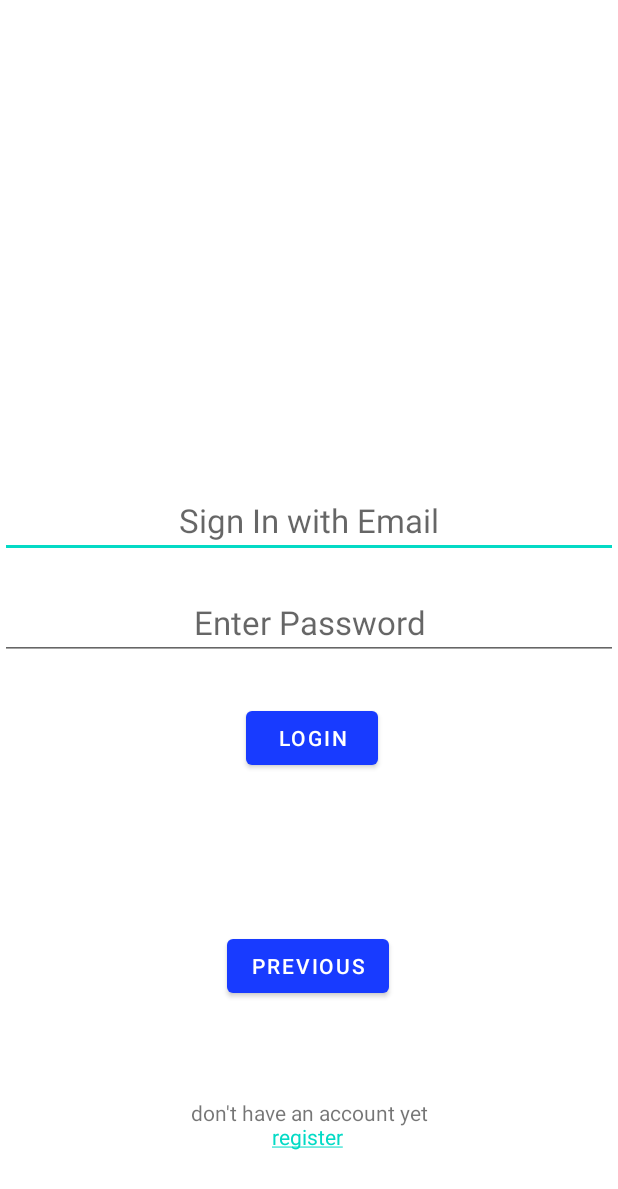
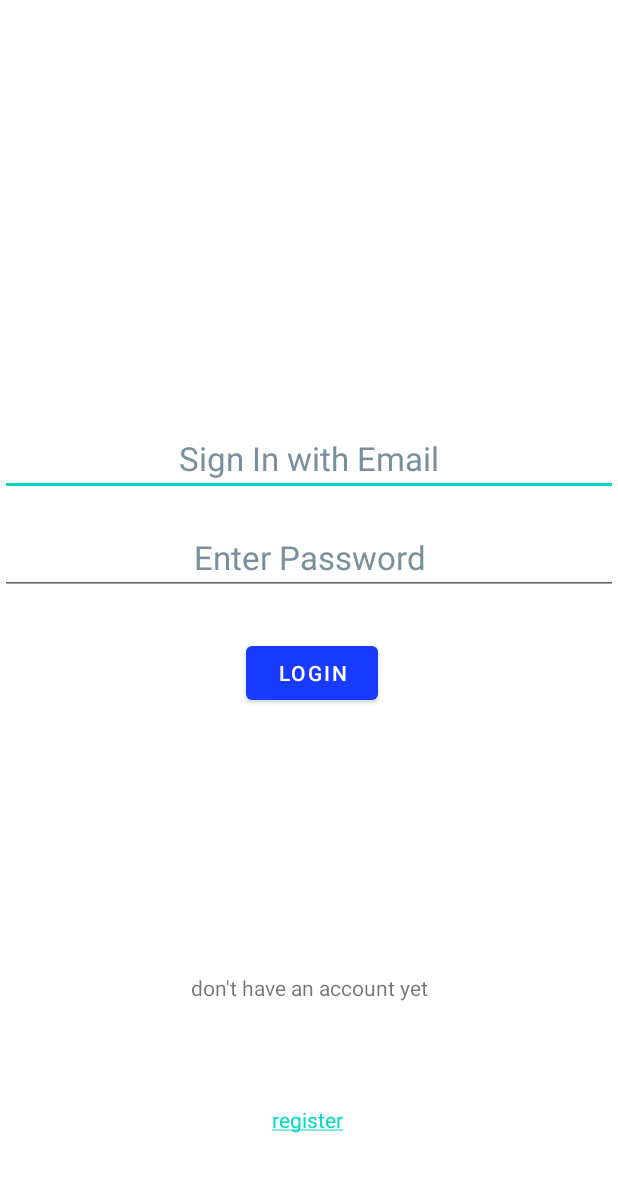
Before and after one commit to nielsver/practice-enterprise, an Android app: the layout fragment_second.xml on its own in the app's theme, with its tools: preview values and no code run, on a phone screen of 412 x 824 dp. Shown: the top 1189 px of the screen. Run offline under Robolectric (Android 15) with nearby library versions, the phone set to English and light mode, and no system bars.

Commit message:
del previous + fix colors

```diff
--- a/android studio/app/src/main/AndroidManifest.xml
+++ b/android studio/app/src/main/AndroidManifest.xml
@@ -12,7 +12,6 @@
         <activity
             android:name=".MainActivity"
             android:exported="true"
-            android:label="@string/app_name"
             android:theme="@style/Theme.MyApplication.NoActionBar">
             <intent-filter>
                 <action android:name="android.intent.action.MAIN" />
--- a/android studio/app/src/main/res/layout/fragment_second.xml
+++ b/android studio/app/src/main/res/layout/fragment_second.xml
@@ -11,76 +11,69 @@
         android:id="@+id/etemail"
         android:layout_width="match_parent"
         android:layout_height="wrap_content"
-        android:layout_marginBottom="248dp"
+        android:layout_marginBottom="16dp"
+        android:autofillHints="emailAddress"
         android:gravity="center"
         android:hint="@string/signin"
         android:inputType="textEmailAddress"
+
+        android:textColor="@color/white"
+        android:textColorHint="#78909C"
         android:textSize="22sp"
-        app:layout_constraintBottom_toTopOf="@id/button_second"
-        android:textColor="@color/white"
-
-        tools:layout_editor_absoluteX="-16dp"
-        android:autofillHints="emailAddress" />
-
+        app:layout_constraintBottom_toTopOf="@+id/text_input_password_toggle"
+        app:layout_constraintEnd_toEndOf="parent"
+        app:layout_constraintStart_toStartOf="parent" />
 
     <EditText
         android:id="@+id/text_input_password_toggle"
         android:layout_width="match_parent"
         android:layout_height="wrap_content"
-        android:layout_marginBottom="180dp"
+        android:layout_marginBottom="340dp"
         android:autofillHints="password"
         android:gravity="center"
         android:hint="@string/password"
         android:inputType="textPassword"
-        android:textSize="22sp"
         android:textColor="@color/white"
 
-        app:layout_constraintBottom_toTopOf="@id/button_second"
-        tools:layout_editor_absoluteX="31dp"
-
-        />
+        android:textColorHint="#78909C"
+        android:textSize="22sp"
+        app:layout_constraintBottom_toTopOf="@+id/textView"
+        app:layout_constraintEnd_toEndOf="parent"
+        app:layout_constraintHorizontal_bias="0.0"
+        app:layout_constraintStart_toStartOf="parent" />
 
     <Button
+        android:id="@+id/button"
         android:layout_width="wrap_content"
         android:layout_height="wrap_content"
         android:layout_marginTop="28dp"
         android:layout_marginEnd="160dp"
         android:text="@string/Login"
+
         app:flow_horizontalBias="0.498"
-
         app:layout_constraintEnd_toEndOf="parent"
         app:layout_constraintTop_toBottomOf="@id/text_input_password_toggle" />
-
-    <Button
-        android:id="@+id/button_second"
-        android:layout_width="wrap_content"
-        android:layout_height="wrap_content"
-        android:layout_marginBottom="156dp"
-        android:text="@string/previous"
-        app:layout_constraintBottom_toBottomOf="parent"
-        app:layout_constraintEnd_toEndOf="parent"
-        app:layout_constraintHorizontal_bias="0.498"
-        app:layout_constraintStart_toStartOf="parent"
-        />
 
     <TextView
         android:layout_width="wrap_content"
         android:layout_height="wrap_content"
-        android:layout_marginTop="64dp"
+        android:layout_marginTop="176dp"
         android:text="@string/account"
         app:layout_constraintEnd_toEndOf="parent"
         app:layout_constraintStart_toStartOf="parent"
-        app:layout_constraintTop_toBottomOf="@id/button_second" />
+        app:layout_constraintTop_toBottomOf="@+id/button" />
 
     <TextView
+        android:id="@+id/textView"
         android:layout_width="wrap_content"
         android:layout_height="wrap_content"
-        android:layout_marginTop="80dp"
+        android:layout_marginBottom="68dp"
         android:autoLink="web"
         android:text="@string/register"
+        android:textColor="#00838F"
+        app:layout_constraintBottom_toBottomOf="parent"
         app:layout_constraintEnd_toEndOf="parent"
         app:layout_constraintHorizontal_bias="0.498"
-        app:layout_constraintStart_toStartOf="parent"
-        app:layout_constraintTop_toBottomOf="@id/button_second" />
+        app:layout_constraintStart_toStartOf="parent" />
 
 </androidx.constraintlayout.widget.ConstraintLayout>
```
